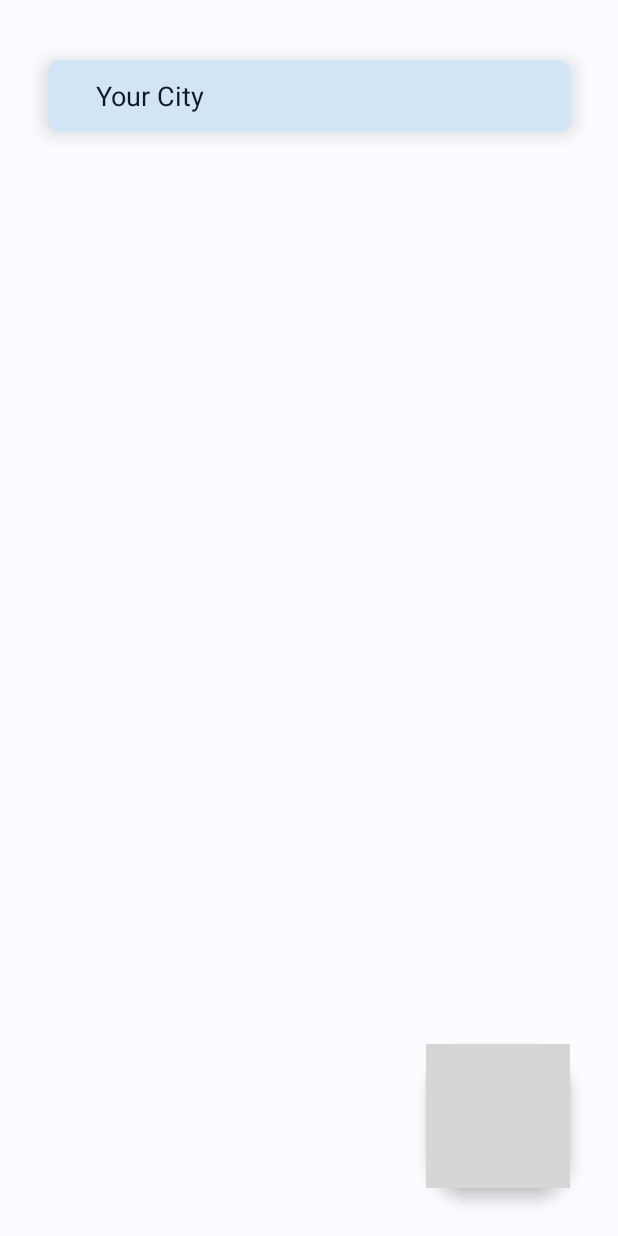
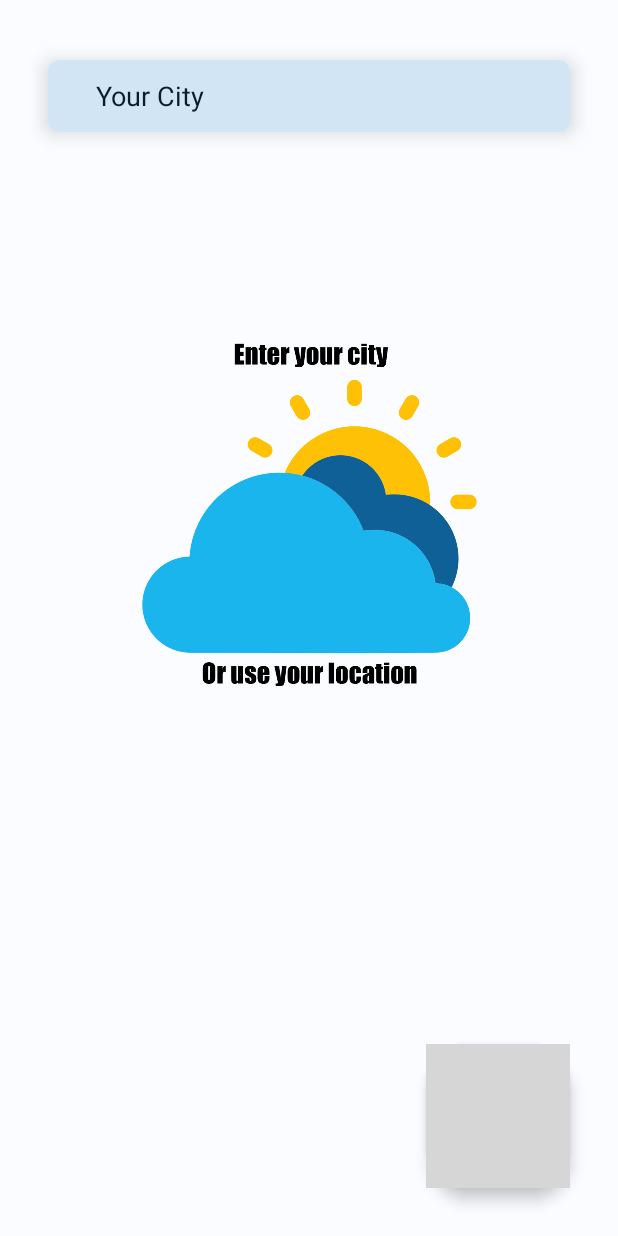
Before and after one commit to Minoro75/DemoWeatherApp, an Android app: the screen it shows after launch (MainActivity), on a phone screen of 412 x 824 dp. Run offline under Robolectric (Android 15) with nearby library versions, the phone set to English and light mode, and no system bars; our stand-ins replace Dagger/Hilt's generated code, Timber; libraries missing offline, so code that uses them is left out: by.kirich1409.viewbindingdelegate; 10 statements that could not run were skipped; grey boxes are pictures that could not be loaded.

Commit message:
48 - [UI][Tech] Material3 -  add back img

```diff
--- a/app/src/main/res/layout/fragment_city_selection.xml
+++ b/app/src/main/res/layout/fragment_city_selection.xml
@@ -57,4 +57,16 @@
         app:layout_constraintStart_toStartOf="parent"
         tools:visibility="visible" />
 
+    <ImageView
+        android:id="@+id/imageView"
+        android:layout_width="250dp"
+        android:layout_height="250dp"
+        android:layout_marginStart="@dimen/extra_large_padding"
+        android:layout_marginTop="131dp"
+        android:layout_marginEnd="@dimen/extra_large_padding"
+        android:src="@drawable/main_screen_back"
+        app:layout_constraintEnd_toEndOf="parent"
+        app:layout_constraintStart_toStartOf="parent"
+        app:layout_constraintTop_toBottomOf="@+id/actvCityName" />
+
 </androidx.constraintlayout.widget.ConstraintLayout>
```
Also changed, not shown: app/src/main/res/drawable/main_screen_back.png (added).
